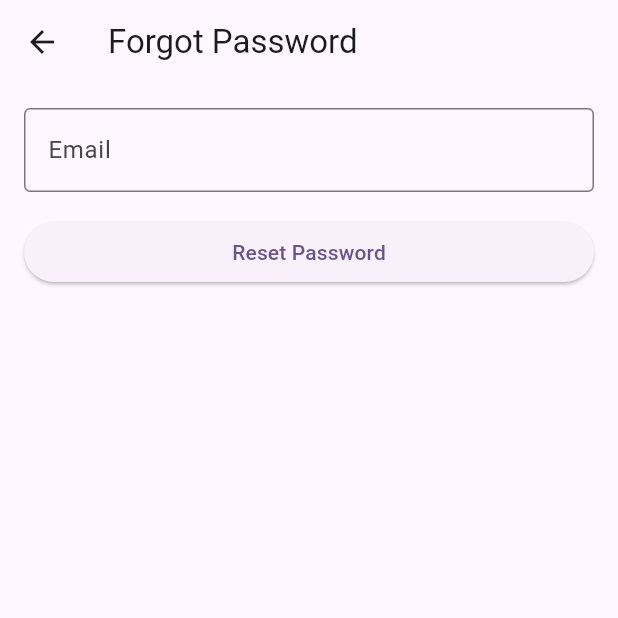
After one commit to SamarthGarge/Chess_App, a Flutter app: the screen it shows after launch, after a tap on "Forgot Password ?", on a phone screen of 412 x 824 dp, the top half of it. The commit adds this screen. Run offline on Flutter 3.47's test engine with Material 3 defaults, Android fonts, the phone set to English and light mode, and no system bars; our stand-ins replace cloud_firestore, firebase_auth, firebase_core, firebase_storage, google_sign_in, image_cropper and 2 more; missing offline and left inert: bishop, square_bishop, squares, stockfish; accounts and stored records are empty; network calls fail.

Commit message:
forgot password done

```diff
--- /dev/null
+++ b/lib/authentication/forgot_password_screen.dart
@@ -0,0 +1,53 @@
+import 'package:flutter/material.dart';
+import 'package:firebase_auth/firebase_auth.dart';
+
+class ForgotPasswordScreen extends StatelessWidget {
+  final TextEditingController _emailController = TextEditingController();
+
+  ForgotPasswordScreen({super.key});
+
+  @override
+  Widget build(BuildContext context) {
+    return Scaffold(
+      appBar: AppBar(
+        title: const Text('Forgot Password'),
+      ),
+      body: Padding(
+        padding: const EdgeInsets.all(16.0),
+        child: Column(
+          crossAxisAlignment: CrossAxisAlignment.stretch,
+          children: <Widget>[
+            TextField(
+              controller: _emailController,
+              decoration: const InputDecoration(
+                labelText: 'Email',
+                border: OutlineInputBorder(),
+              ),
+              keyboardType: TextInputType.emailAddress,
+            ),
+            const SizedBox(height: 16),
+            ElevatedButton(
+              onPressed: () {
+                forgotPassword(context, _emailController.text);
+              },
+              child: const Text('Reset Password'),
+            ),
+          ],
+        ),
+      ),
+    );
+  }
+}
+
+Future<void> forgotPassword(BuildContext context, String email) async {
+  try {
+    await FirebaseAuth.instance.sendPasswordResetEmail(email: email);
+    ScaffoldMessenger.of(context).showSnackBar(
+      const SnackBar(content: Text('Password reset email sent')),
+    );
+  } catch (e) {
+    ScaffoldMessenger.of(context).showSnackBar(
+      SnackBar(content: Text('Error: ${e.toString()}')),
+    );
+  }
+}
--- a/lib/authentication/login_screen.dart
+++ b/lib/authentication/login_screen.dart
@@ -1,5 +1,6 @@
 import 'package:firebase_auth/firebase_auth.dart';
 import 'package:flutter/material.dart';
+import 'package:flutter_chess/authentication/forgot_password_screen.dart';
 import 'package:flutter_chess/authentication/google_sign_in.dart';
 import 'package:flutter_chess/constants.dart';
 import 'package:flutter_chess/helper/helper_methods.dart';
@@ -21,6 +22,7 @@ class _LoginScreenState extends State<LoginScreen> {
   late String email;
   late String password;
   bool obscureText = true;
+
 
   GlobalKey<FormState> formKey = GlobalKey<FormState>();
 
@@ -159,9 +161,11 @@ class _LoginScreenState extends State<LoginScreen> {
                   ),
                   Align(
                     alignment: Alignment.centerRight,
-                    child: TextButton(
+                    child: ElevatedButton(
                       onPressed: () {
                         // forgot password method here
+                      //  forgotPassword(context, emailController.text.trim()),
+                         Navigator.push(context,MaterialPageRoute(builder: (context) => ForgotPasswordScreen()),);
                       },
                       child: const Text('Forgot Password ?'),
                     ),
--- a/lib/constants.dart
+++ b/lib/constants.dart
@@ -9,6 +9,7 @@ class Constants {
   static const String loginScreen = '/loginScreen';
   static const String signUpScreen = '/signUpScreen';
   static const String userInformationScreen = '/userInformationScreen';
+
 
   static const custom = 'Custom';
 
@@ -22,8 +23,8 @@ class Constants {
 
   static const String users = 'users';
 
-   static const String userModel = 'userModel';
-   static const String isSignedIn = 'isSignedIn';
+  static const String userModel = 'userModel';
+  static const String isSignedIn = 'isSignedIn';
 }
 
 enum PlayerColor {
--- a/lib/main.dart
+++ b/lib/main.dart
@@ -13,6 +13,8 @@ import 'package:flutter_chess/main_screens/settings_screen.dart';
 import 'package:flutter_chess/providers/authentication_provider.dart';
 import 'package:flutter_chess/providers/game_provider.dart';
 import 'package:provider/provider.dart';
+
+
 
 void main() async {
   WidgetsFlutterBinding.ensureInitialized();
@@ -52,6 +54,7 @@ class MyApp extends StatelessWidget {
         Constants.loginScreen: (context) => const LoginScreen(),
         Constants.signUpScreen: (context) => const SignUpScreen(),
         Constants.landingScreen: (context) => const LandingScreen(),
+
       },
     );
   }
--- a/lib/main_screens/settings_screen.dart
+++ b/lib/main_screens/settings_screen.dart
@@ -33,7 +33,7 @@ class _SettingsScreenState extends State<SettingsScreen> {
               ),
         ],
       ),
-      body: Center(child: Text('Settings Screen')),
+      body: const Center(child: Text('Settings Screen')),
     );
   }
 }
```
Also changed, not shown: lib/providers/authentication_provider.dart (line endings or trailing spaces).
